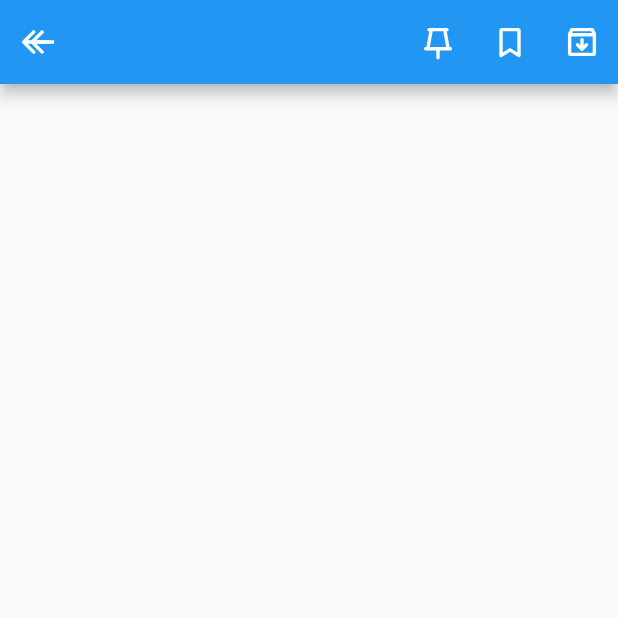
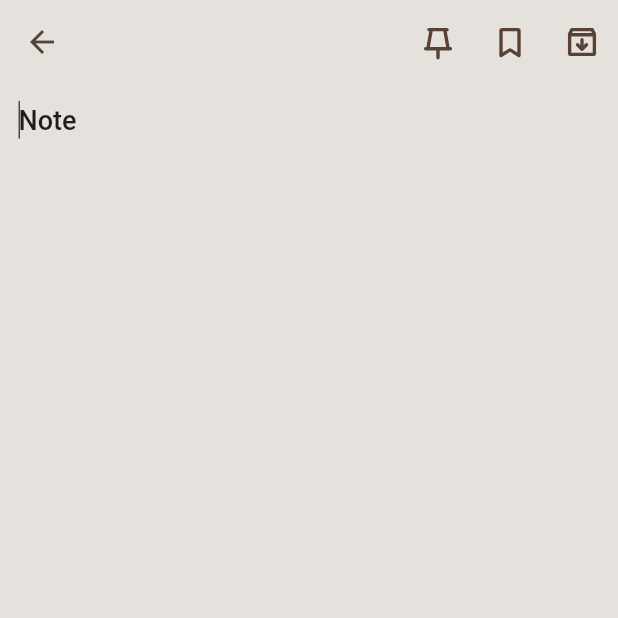
Before and after one commit to the-lost-dev/notes-app, a Flutter app: the HomeScreen screen opened by its route, after a tap on the "add" icon, on a phone screen of 412 x 824 dp, the top half of it. Run offline on Flutter 3.47's test engine with Material 2 defaults, Android fonts, the phone set to English and light mode, and no system bars; our stand-ins replace flutter_riverpod, flutter_svg, google_fonts, hive, hive_flutter, phosphor_flutter; accounts and stored records are empty.

Commit message:
new note ui

```diff
--- a/lib/presentation/components/custom_icon_button.dart
+++ b/lib/presentation/components/custom_icon_button.dart
@@ -14,7 +14,8 @@ class CustomIconButton extends StatelessWidget {
   @override
   Widget build(BuildContext context) {
     return IconButton(
-      splashColor: AppColors.splashColor,
+      color: AppColors.fabBgColor,
+      splashColor: AppColors.secondaryColor,
       splashRadius: splashRadius,
       onPressed: onPressed,
       icon: icon,
--- a/lib/presentation/home_screen/components/body.dart
+++ b/lib/presentation/home_screen/components/body.dart
@@ -27,6 +27,7 @@ class _BodyState extends ConsumerState<Body> {
     if (storedNotes!.isEmpty) {
       return const EmptyScreen();
     } else {
+      ///TODO: Create a list of stored notes from the DB
       return Container(
         child: Text(
           'Me',
--- a/lib/presentation/home_screen/home_screen.dart
+++ b/lib/presentation/home_screen/home_screen.dart
@@ -14,11 +14,11 @@ class HomeScreen extends ConsumerWidget {
   Widget build(BuildContext context, WidgetRef ref) {
     SizeConfig().init(context);
     return Scaffold(
-      backgroundColor: AppColors.utilityColor,
+      backgroundColor: AppColors.primaryColor,
       body: const Body(),
       floatingActionButton: FloatingActionButton(
         backgroundColor: AppColors.fabBgColor,
-        foregroundColor: AppColors.utilityColor,
+        foregroundColor: AppColors.primaryColor,
         tooltip: Strings.tooltipText,
         elevation: fabElevation,
         child: const Icon(Icons.add),
--- a/lib/presentation/note_text_area.dart
+++ b/lib/presentation/note_text_area.dart
@@ -53,7 +53,6 @@ class _CreateNoteScreenState extends ConsumerState<CreateNoteScreen> {
         content: noteContent,
         dateTime: DateTime.now(),
       );
-      print(DateTime.now());
       await storeData!.add(note);
       ScaffoldMessenger.of(context).showSnackBar(
         const SnackBar(
@@ -61,11 +60,7 @@ class _CreateNoteScreenState extends ConsumerState<CreateNoteScreen> {
         ),
       );
       Navigator.of(context).pop();
-      await Navigator.of(context).push(
-        MaterialPageRoute(
-          builder: (_) => const HomeScreen(),
-        ),
-      );
+      await Navigator.of(context).pushNamed(HomeScreen.route);
       _isNotEmpty = true;
     } else {
       ScaffoldMessenger.of(context).showSnackBar(
@@ -74,11 +69,7 @@ class _CreateNoteScreenState extends ConsumerState<CreateNoteScreen> {
         ),
       );
       Navigator.of(context).pop();
-      await Navigator.of(context).push(
-        MaterialPageRoute(
-          builder: (_) => const HomeScreen(),
-        ),
-      );
+      await Navigator.of(context).pushNamed(HomeScreen.route);
       _isNotEmpty = false;
     }
     return _isNotEmpty!;
@@ -89,7 +80,14 @@ class _CreateNoteScreenState extends ConsumerState<CreateNoteScreen> {
     return WillPopScope(
       onWillPop: checkIfNoteIsNotEmpty,
       child: Scaffold(
+        backgroundColor: AppColors.utilityColor,
+        resizeToAvoidBottomInset: true,
         appBar: AppBar(
+          backgroundColor: AppColors.utilityColor,
+          elevation: 0,
+          iconTheme: const IconThemeData(
+            color: AppColors.fabBgColor,
+          ),
           leading: Platform.isIOS
               ? CustomIconButton(
                   icon: const Icon(CupertinoIcons.back),
@@ -97,11 +95,6 @@ class _CreateNoteScreenState extends ConsumerState<CreateNoteScreen> {
                 )
               : null,
           actions: [
-            CustomIconButton(
-              icon: const Icon(PhosphorIcons.arrowLeftBold),
-              onPressed: () {},
-            ),
-            const Spacer(),
             CustomIconButton(
               icon: const Icon(PhosphorIcons.pushPinSimpleBold),
               onPressed: () {},
@@ -116,82 +109,32 @@ class _CreateNoteScreenState extends ConsumerState<CreateNoteScreen> {
             )
           ],
         ),
+        body: Padding(
+          padding: EdgeInsets.symmetric(
+            horizontal: SizeConfig.blockSizeHorizontal * 3,
+          ),
+          child: Column(
+            children: [
+              TextField(
+                keyboardType: TextInputType.multiline,
+                textAlign: TextAlign.left,
+                textInputAction: TextInputAction.done,
+                cursorColor: AppColors.fabBgColor,
+                style: Theme.of(context).textTheme.bodyText1,
+                cursorHeight: 25,
+                cursorWidth: 1,
+                maxLines: null,
+                autofocus: true,
+                decoration: InputDecoration(
+                  hintText: Strings.hintText,
+                  hintStyle: Theme.of(context).textTheme.bodyText1,
+                  focusedBorder: InputBorder.none,
+                ),
+              ),
+            ],
+          ),
+        ),
       ),
     );
   }
 }
-
-// class NoteTextArea extends ConsumerWidget {
-//   const NoteTextArea({Key? key}) : super(key: key);
-
-//   void addItem(Note note) async {
-//     var box = await Hive.openBox<Note>('note');
-//     box.add(note);
-//   }
-
-//   @override
-//   Widget build(BuildContext context, WidgetRef ref) {
-//     return Padding(
-//       padding: EdgeInsets.symmetric(
-//         horizontal: SizeConfig.blockSizeHorizontal * 3,
-//         vertical: SizeConfig.blockSizeVertical * 1.5,
-//       ),
-//       child: Column(
-//         crossAxisAlignment: CrossAxisAlignment.start,
-//         children: [
-//           Row(
-//             mainAxisAlignment: MainAxisAlignment.start,
-//             children: [
-//               CustomIconButton(
-//                 icon: const Icon(PhosphorIcons.arrowLeftBold),
-//                 onPressed: () {},
-//               ),
-//               const Spacer(),
-//               CustomIconButton(
-//                 icon: const Icon(PhosphorIcons.pushPinSimpleBold),
-//                 onPressed: () {},
-//               ),
-//               CustomIconButton(
-//                 icon: const Icon(PhosphorIcons.bookmarkSimpleBold),
-//                 onPressed: () {},
-//               ),
-//               CustomIconButton(
-//                 icon: const Icon(PhosphorIcons.archiveBoxBold),
-//                 onPressed: () {},
-//               )
-//             ],
-//           ),
-//           SizedBox(
-//             height: SizeConfig.blockSizeVertical * 3,
-//           ),
-//           Text(
-//             'Title',
-//             style: Theme.of(context).textTheme.headline1,
-//           ),
-//           SizedBox(
-//             height: SizeConfig.blockSizeVertical * 1.5,
-//           ),
-//           Expanded(
-//             flex: 2,
-//             child: TextField(
-//               keyboardType: TextInputType.multiline,
-//               textAlign: TextAlign.left,
-//               textInputAction: TextInputAction.done,
-//               cursorColor: Colors.white,
-//               style: Theme.of(context).textTheme.bodyText1,
-//               cursorHeight: 25,
-//               cursorWidth: 1,
-//               maxLines: null,
-//               autofocus: true,
-//               decoration: InputDecoration(
-//                 hintText: Strings.hintText,
-//                 hintStyle: Theme.of(context).textTheme.bodyText1,
-//                 focusedBorder: InputBorder.none,
-//               ),
-//             ),
-//           ),
-//         ],
-//       ),
-//     );
-//   }
-// }
--- a/lib/utils/app_colors.dart
+++ b/lib/utils/app_colors.dart
@@ -1,10 +1,9 @@
 import 'package:flutter/material.dart';
 
 class AppColors {
-  static const primaryColor = Color(0xFF1C658C);
-  static const secondaryColor = Color(0xFF398AB9);
-  static const utilityColor = Color(0xFFD8D2CB);
-  static const splashColor = Color(0xFFDFDFDE);
+  static const primaryColor = Color(0xFFD8D2CB);
+  static const secondaryColor = Color(0xFFDFDFDE);
+  static const utilityColor = Color(0xFFE5E2DE);
   static const iconColor = Color(0xFF1F1F1F);
   static const textColor = Color(0xFF1F1F1F);
   static const fabBgColor = Color(0xFF584236);
```
